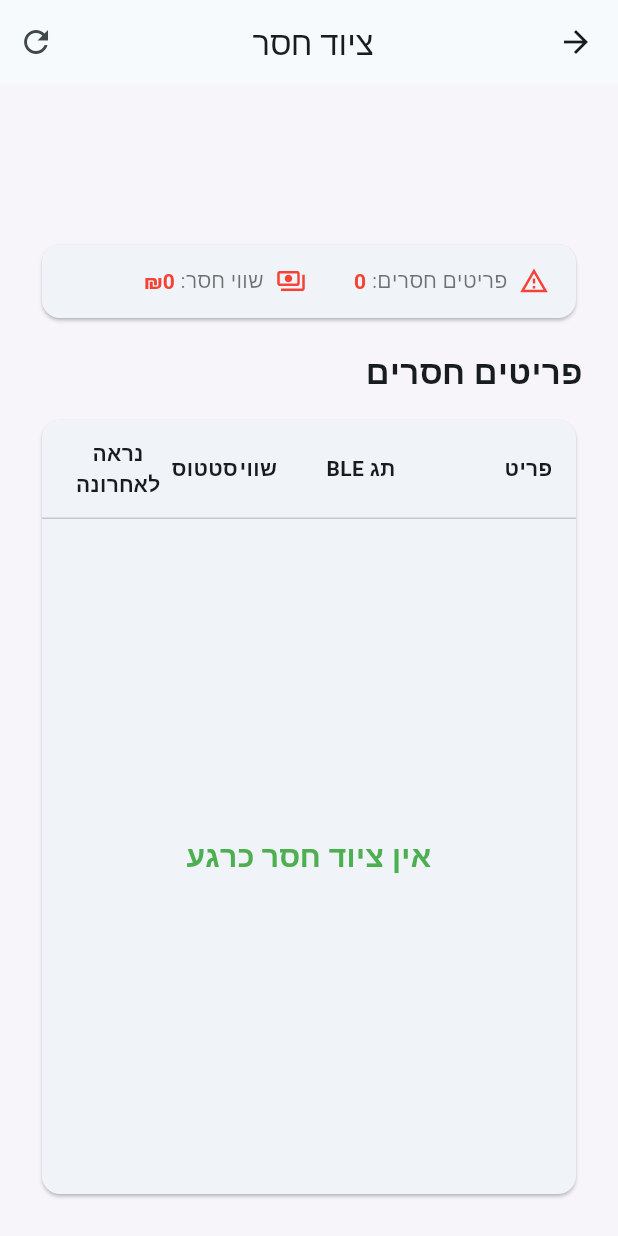
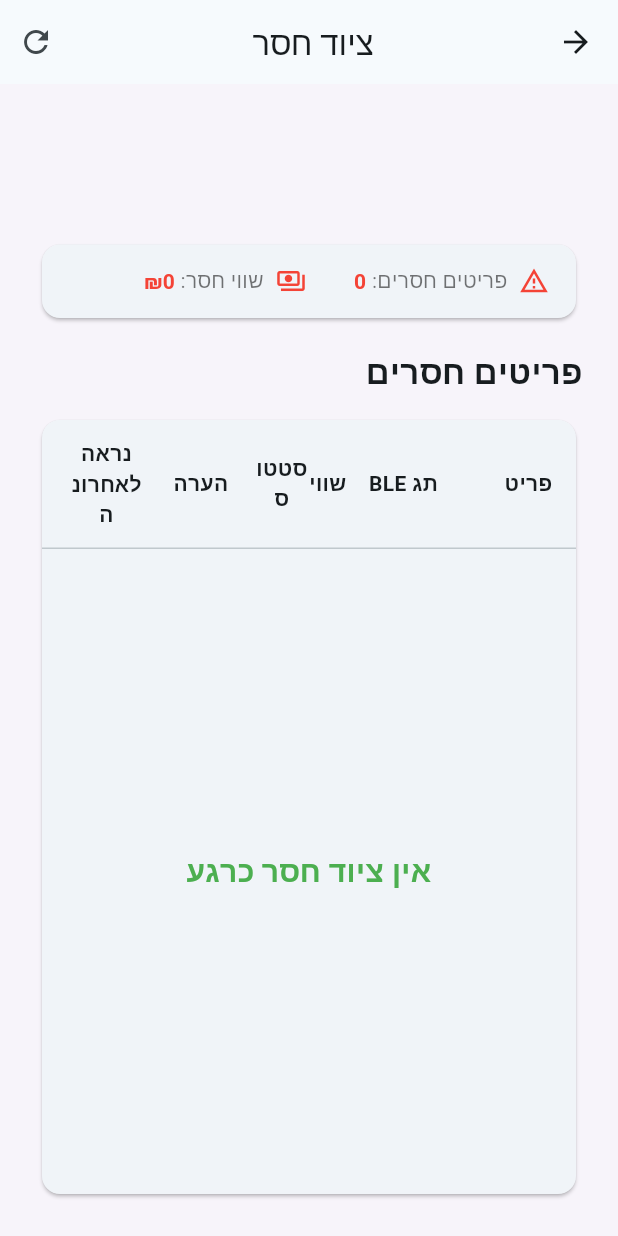
Before and after one commit to eqpulse/eqp-manager-web, a Flutter app: the MissingItemsPage screen opened directly with empty values, on a phone screen of 412 x 824 dp. Run offline on Flutter 3.47's test engine with Material 3 defaults, Android fonts, the phone set to English and light mode, and no system bars; our stand-ins replace supabase_flutter; accounts and stored records are empty.

Commit message:
Show status note in missing items table

```diff
--- a/lib/pages/missing_items_page.dart
+++ b/lib/pages/missing_items_page.dart
@@ -429,6 +429,16 @@ class _MissingItemsPageState extends State<MissingItemsPage> {
                                         ),
                                       ),
                                       Expanded(
+                                        flex: 4,
+                                        child: Text(
+                                          'הערה',
+                                          textAlign: TextAlign.center,
+                                          style: TextStyle(
+                                            fontWeight: FontWeight.bold,
+                                          ),
+                                        ),
+                                      ),
+                                      Expanded(
                                         flex: 3,
                                         child: Text(
                                           'נראה לאחרונה',
@@ -523,6 +533,17 @@ class _MissingItemsPageState extends State<MissingItemsPage> {
                                                       ),
                                                     ),
                                                     Expanded(
+                                                      flex: 4,
+                                                      child: Text(
+                                                        (item['status_note']?.toString().trim().isNotEmpty ?? false)
+                                                            ? item['status_note'].toString()
+                                                            : '--',
+                                                        textAlign: TextAlign.center,
+                                                        maxLines: 2,
+                                                        overflow: TextOverflow.ellipsis,
+                                                      ),
+                                                    ),
+                                                    Expanded(
                                                       flex: 3,
                                                       child: Text(
                                                         formatDate(
```
